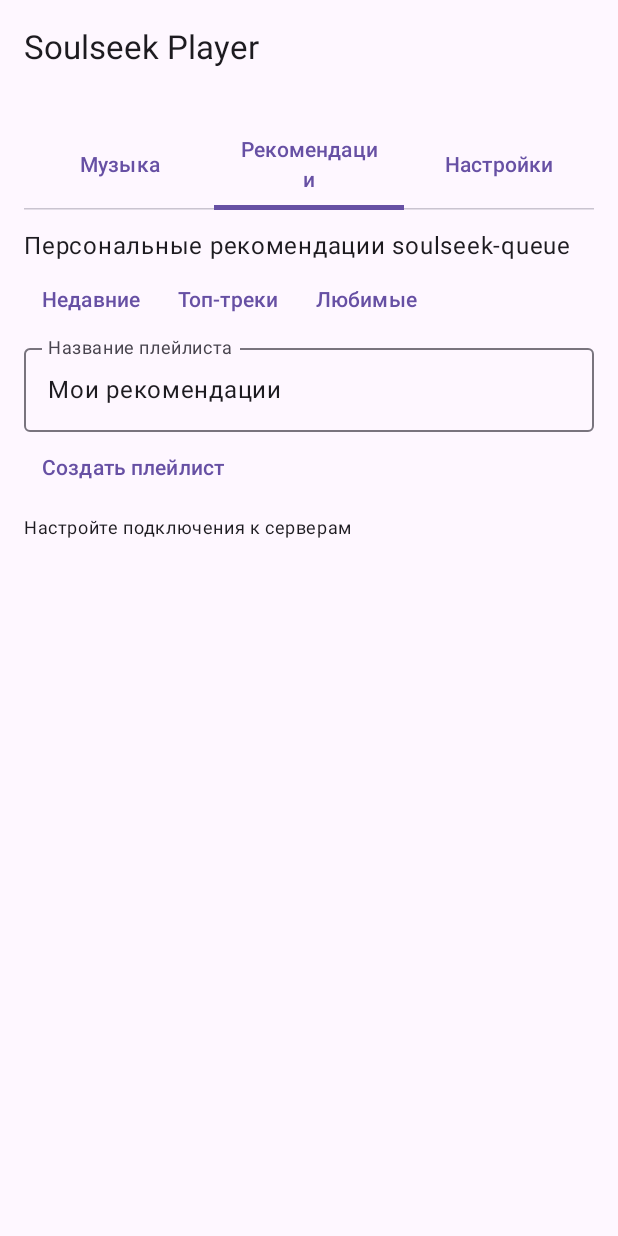
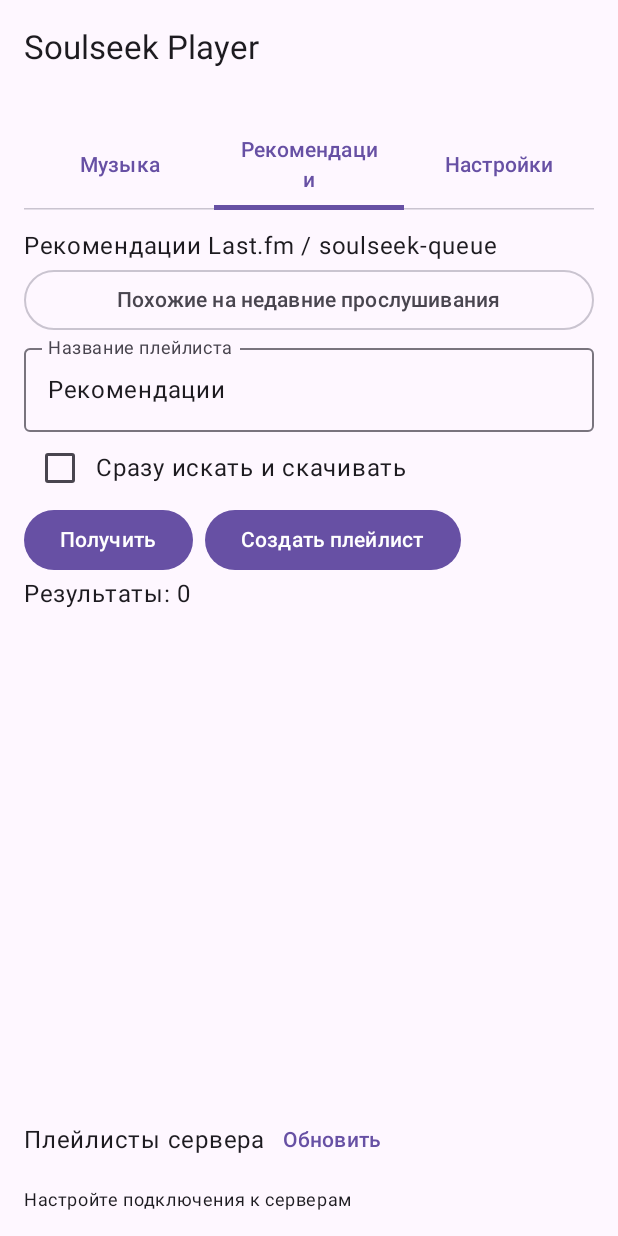
Before and after one commit to ilfirin-cano/soulseek-queue, an Android app built with Jetpack Compose: the screen it shows after launch (MainActivity), tab 2 chosen, on a phone screen of 412 x 824 dp. Run offline under Robolectric (Android 15) with nearby library versions, the phone set to English and light mode, and no system bars; 10 statements that could not run were skipped.

Commit message:
Expose all Last.fm recommendation playlist modes in Android

```diff
--- a/android-player/app/src/main/java/ru/soulseek/player/MainActivity.kt
+++ b/android-player/app/src/main/java/ru/soulseek/player/MainActivity.kt
@@ -65,6 +65,23 @@ private fun PlayerApp(api: Api, prefs: android.content.SharedPreferences) {
     var query by remember { mutableStateOf("") }
     var tracks by remember { mutableStateOf(emptyList<Track>()) }
     var recs by remember { mutableStateOf(emptyList<org.json.JSONObject>()) }
+    var recMode by remember { mutableStateOf("recent_tracks") }
+    var recQuery by remember { mutableStateOf("") }
+    var recArtist by remember { mutableStateOf("") }
+    var playlistName by remember { mutableStateOf("Рекомендации") }
+    var recPeriod by remember { mutableStateOf("overall") }
+    var enqueueRecommendations by remember { mutableStateOf(false) }
+    var modeMenu by remember { mutableStateOf(false) }
+    val recommendationModes = listOf(
+        "recent_tracks" to "Похожие на недавние прослушивания",
+        "top_tracks" to "Похожие на топ-треки",
+        "loved_tracks" to "Похожие на любимые треки",
+        "top_artists" to "Треки похожих исполнителей",
+        "genre_tracks" to "Топ треков по жанру",
+        "genre_artists" to "Исполнители по жанру",
+        "similar_artist" to "Похожие исполнители",
+        "similar_track" to "Похожие треки"
+    )
     var playlists by remember { mutableStateOf(emptyList<ru.soulseek.player.data.RecPlaylist>()) }
     var status by remember { mutableStateOf("Настройте подключения к серверам") }
     var busy by remember { mutableStateOf(false) }
@@ -111,15 +128,72 @@ private fun PlayerApp(api: Api, prefs: android.content.SharedPreferences) {
                         }
                     }
                     1 -> {
-                        Text("Персональные рекомендации soulseek-queue")
+                        Text("Рекомендации Last.fm / soulseek-queue")
+                        Box {
+                            OutlinedButton(onClick = { modeMenu = true }, modifier = Modifier.fillMaxWidth()) {
+                                Text(recommendationModes.first { it.first == recMode }.second)
+                            }
+                            DropdownMenu(expanded = modeMenu, onDismissRequest = { modeMenu = false }) {
+                                recommendationModes.forEach { (key, label) ->
+                                    DropdownMenuItem(text = { Text(label) }, onClick = { recMode = key; modeMenu = false; recs = emptyList() })
+                                }
+                            }
+                        }
+                        if (recMode == "genre_tracks" || recMode == "genre_artists" || recMode == "similar_artist" || recMode == "similar_track") {
+                            OutlinedTextField(recQuery, { recQuery = it }, Modifier.fillMaxWidth(), label = { Text(if (recMode.startsWith("genre")) "Жанр / тег" else if (recMode == "similar_track") "Название трека" else "Исполнитель") }, singleLine = true)
+                        }
+                        if (recMode == "similar_track") {
+                            OutlinedTextField(recArtist, { recArtist = it }, Modifier.fillMaxWidth(), label = { Text("Исполнитель исходного трека") }, singleLine = true)
+                        }
+                        if (recMode == "top_tracks") {
+                            Row(verticalAlignment = androidx.compose.ui.Alignment.CenterVertically) {
+                                Text("Период:")
+                                listOf("overall" to "Всё время", "7day" to "7 дней", "1month" to "Месяц", "3month" to "3 месяца", "6month" to "6 месяцев", "12month" to "Год").forEach { (key, label) ->
+                                    TextButton(onClick = { recPeriod = key }) { Text(if (recPeriod == key) "[$label]" else label) }
+                                }
+                            }
+                        }
+                        OutlinedTextField(playlistName, { playlistName = it }, Modifier.fillMaxWidth(), label = { Text("Название плейлиста") }, singleLine = true)
+                        Row(verticalAlignment = androidx.compose.ui.Alignment.CenterVertically) {
+                            Checkbox(checked = enqueueRecommendations, onCheckedChange = { enqueueRecommendations = it })
+                            Text("Сразу искать и скачивать")
+                        }
+                        val needsQuery = recMode == "genre_tracks" || recMode == "genre_artists" || recMode == "similar_artist" || recMode == "similar_track"
+                        val validInput = (!needsQuery || recQuery.isNotBlank()) && (recMode != "similar_track" || recArtist.isNotBlank())
                         Row {
-                            TextButton(onClick = { runTask { recs = api.recommendations("recent_tracks"); status = "Рекомендации обновлены: ${recs.size}" } }, enabled = !busy) { Text("Недавние") }
-                            TextButton(onClick = { runTask { recs = api.recommendations("top_tracks"); status = "Топ-треки: ${recs.size}" } }, enabled = !busy) { Text("Топ-треки") }
-                            TextButton(onClick = { runTask { recs = api.recommendations("loved_tracks"); status = "Избранное: ${recs.size}" } }, enabled = !busy) { Text("Любимые") }
+                            Button(onClick = {
+                                runTask {
+                                    recs = api.recommendations(recMode, 25, recQuery, recArtist, recPeriod)
+                                    status = "Рекомендаций получено: " + recs.size
+                                }
+                            }, enabled = !busy && validInput) { Text("Получить") }
+                            Spacer(Modifier.width(8.dp))
+                            Button(onClick = {
+                                runTask {
+                                    val result = api.createPlaylist(recMode, playlistName, enqueueRecommendations, recQuery, recArtist, recPeriod)
+                                    playlists = api.playlists()
+                                    status = "Плейлист создан: " + result.optString("name") + "; треков: " + (result.optJSONArray("items")?.length() ?: 0)
+                                }
+                            }, enabled = !busy && validInput) { Text("Создать плейлист") }
                         }
-                        OutlinedTextField("Мои рекомендации", {}, Modifier.fillMaxWidth(), label = { Text("Название плейлиста") }, readOnly = true)
-                        TextButton(onClick = { runTask { val result = api.createPlaylist("recent_tracks", "Рекомендации", false); playlists = api.playlists(); status = "Плейлист создан: ${result.optString("playlist_id")}" } }, enabled = !busy) { Text("Создать плейлист") }
-                        LazyColumn { items(recs) { item -> ListItem(headlineContent = { Text(item.optString("name", item.optString("title", "Трек"))) }, supportingContent = { Text(item.optString("artist")) }) } }
+                        Text("Результаты: " + recs.size)
+                        LazyColumn(Modifier.weight(1f)) {
+                            items(recs) { item ->
+                                ListItem(
+                                    headlineContent = { Text(item.optString("title").ifBlank { item.optString("name", "Без названия") }) },
+                                    supportingContent = { Text(listOf(item.optString("artist"), item.optString("source")).filter { it.isNotBlank() }.joinToString(" • ")) }
+                                )
+                            }
+                        }
+                        Row(verticalAlignment = androidx.compose.ui.Alignment.CenterVertically) {
+                            Text("Плейлисты сервера")
+                            TextButton(onClick = { runTask { playlists = api.playlists(); status = "Плейлистов: " + playlists.size } }, enabled = !busy) { Text("Обновить") }
+                        }
+                        LazyColumn(Modifier.heightIn(max = 180.dp)) {
+                            items(playlists) { item ->
+                                ListItem(headlineContent = { Text(item.name) }, supportingContent = { Text("Рекомендаций: " + item.count + " • Скачано: " + item.downloadedCount) })
+                            }
+                        }
                     }
                     else -> {
                         Text("Navidrome / OpenSubsonic")
```
